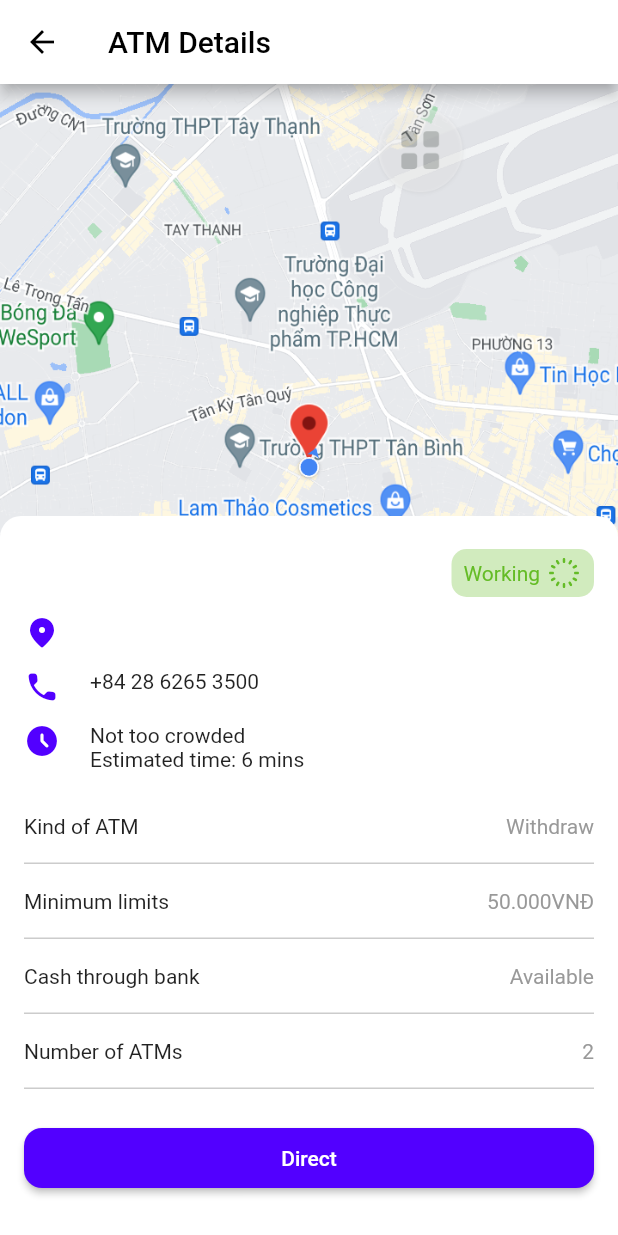
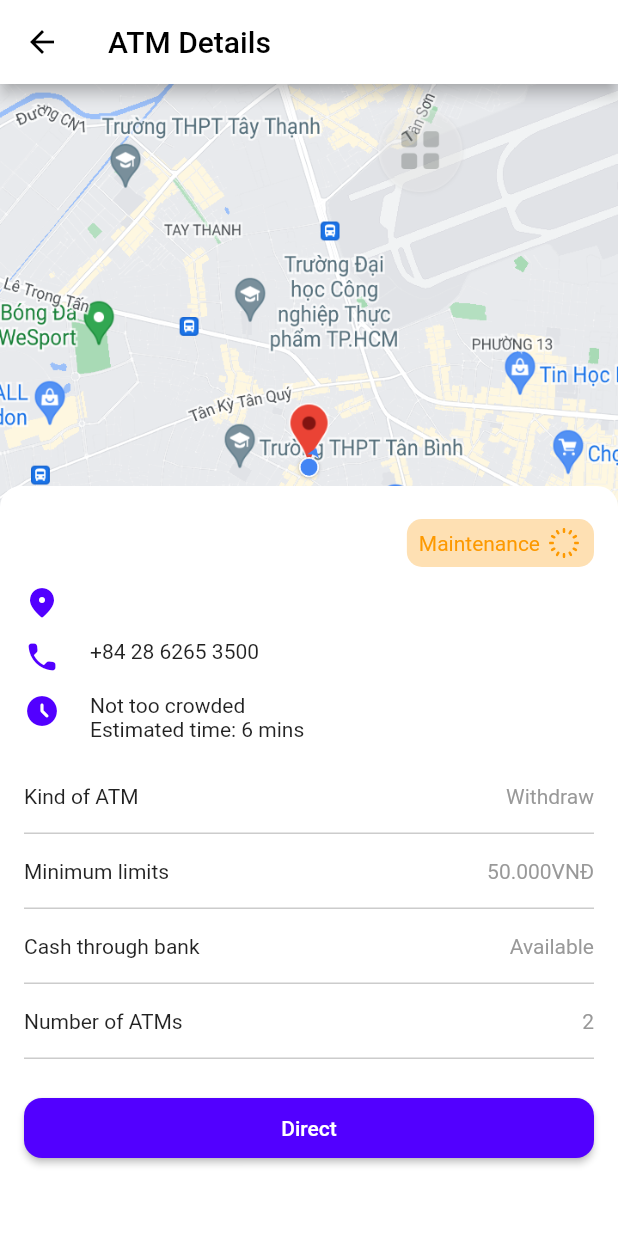
Before and after one commit to NganTrucLe/w-atm, a Flutter app: the ATMDetailsScreen screen opened directly with empty values, on a phone screen of 412 x 824 dp. Run offline on Flutter 3.47's test engine with Material 2 defaults, Android fonts, the phone set to English and light mode, and no system bars; our stand-ins replace flutter_svg, geocoding, geolocator, google_maps_flutter, smooth_corner; Roboto replaces fonts that are missing (SF-Pro-Display).

Commit message:
overflow in atm details screen

```diff
--- a/lib/screens/atm_details_screen.dart
+++ b/lib/screens/atm_details_screen.dart
@@ -30,7 +30,8 @@ class ATMDetailsScreen extends StatelessWidget {
           mainAxisAlignment: MainAxisAlignment.end,
           children: [
             Container(
-              height: 480,
+              constraints: BoxConstraints(minHeight: 450, maxHeight: 500),
+              padding: EdgeInsets.only(top: 16, left: 16, right: 16, bottom: 0),
               decoration: ShapeDecoration(
                 color: Colors.white,
                 shape: SmoothRectangleBorder(
@@ -39,10 +40,7 @@ class ATMDetailsScreen extends StatelessWidget {
                   smoothness: 0.6,
                 ),
               ),
-              child: Padding(
-                padding: EdgeInsets.symmetric(horizontal: 16, vertical: 16),
-                child: GeneralInfo(ATMInfo),
-              ),
+              child: GeneralInfo(ATMInfo),
             ),
           ],
         ),
--- a/lib/widgets/general_info.dart
+++ b/lib/widgets/general_info.dart
@@ -22,15 +22,23 @@ class GeneralInfo extends StatelessWidget {
 
   @override
   Widget build(BuildContext context) {
-    final List<Widget> listItem = <Widget>[
+    final List<Widget> listItem = [
       Row(
         mainAxisAlignment: MainAxisAlignment.spaceBetween,
         children: [
-          Text(
+          Expanded(
+            child: Text(
               ATMInfo.name != ""
                   ? '${ATMInfo.bank} - ${ATMInfo.name}'
                   : '${ATMInfo.bank}',
-              style: TextStyle(fontSize: 20, fontWeight: FontWeight.bold)),
+              style: TextStyle(
+                fontSize: 16,
+                fontWeight: FontWeight.bold,
+                overflow: TextOverflow.ellipsis,
+              ),
+              maxLines: 2,
+            ),
+          ),
           StatusTag(),
         ],
       ),
@@ -41,7 +49,13 @@ class GeneralInfo extends StatelessWidget {
           Icon(Icons.location_on_rounded,
               color: Theme.of(context).primaryColor, size: 24),
           SizedBox(width: 20),
-          Text(ATMInfo.address),
+          Expanded(
+            child: Text(
+              ATMInfo.address,
+              overflow: TextOverflow.ellipsis,
+              maxLines: 2,
+            ),
+          ),
         ],
       ),
       Row(
@@ -70,6 +84,7 @@ class GeneralInfo extends StatelessWidget {
       ),
       CustomTable(),
       Container(
+        width: double.infinity,
         margin: EdgeInsets.only(top: 10),
         child: ElevatedButton(
           onPressed: () => {_launchGoogleMap(ATMInfo)},
@@ -85,14 +100,18 @@ class GeneralInfo extends StatelessWidget {
         ),
       ),
     ];
-    return ListView.builder(
-      itemCount: listItem.length,
-      itemBuilder: (BuildContext context, int index) {
-        return Container(
-          margin: EdgeInsets.symmetric(vertical: 6),
-          child: listItem[index],
-        );
-      },
+    return ListView(
+      children: WidgetBuilder(listItem),
     );
   }
+  List<Widget> WidgetBuilder(List<Widget> listItem){
+    List<Widget> array = [];
+    for (int i=0; i<listItem.length; i=i+1){
+      array.add(Container(
+          margin: EdgeInsets.symmetric(vertical: 6),
+          child: listItem[i],
+        ));
+    }
+    return array;
+  }
 }
--- a/lib/widgets/status_tag.dart
+++ b/lib/widgets/status_tag.dart
@@ -18,7 +18,7 @@ enum Status {
 class StatusTag extends StatelessWidget {
   @override
   Widget build(BuildContext context) {
-    Status status = Status.working;
+    Status status = Status.maintenance;
     return Container(
         padding: EdgeInsets.symmetric(
           horizontal: 8,
```
